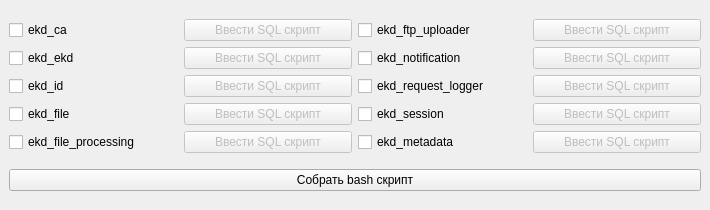
gkeep/script-creator, file src/ui/mainWindow.ui: the form before one commit.
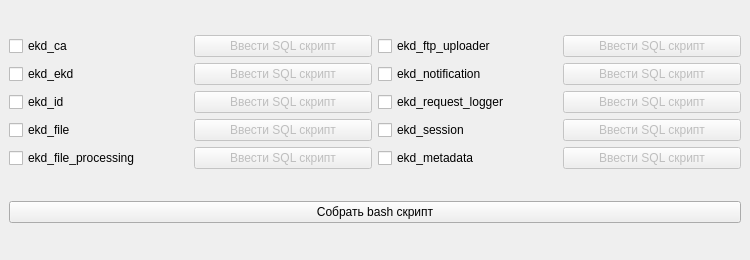
The form after the commit.

Commit message: Resize windows

The edit to the form file:
```diff
--- a/src/ui/mainWindow.ui
+++ b/src/ui/mainWindow.ui
@@ -6,8 +6,8 @@
    <rect>
     <x>0</x>
     <y>0</y>
-    <width>710</width>
-    <height>210</height>
+    <width>750</width>
+    <height>270</height>
    </rect>
   </property>
   <property name="sizePolicy">
@@ -18,14 +18,14 @@
   </property>
   <property name="minimumSize">
    <size>
-    <width>710</width>
-    <height>210</height>
+    <width>750</width>
+    <height>260</height>
    </size>
   </property>
   <property name="maximumSize">
    <size>
-    <width>710</width>
-    <height>210</height>
+    <width>750</width>
+    <height>260</height>
    </size>
   </property>
   <property name="windowTitle">
```
The commit also changes 3 other files.
